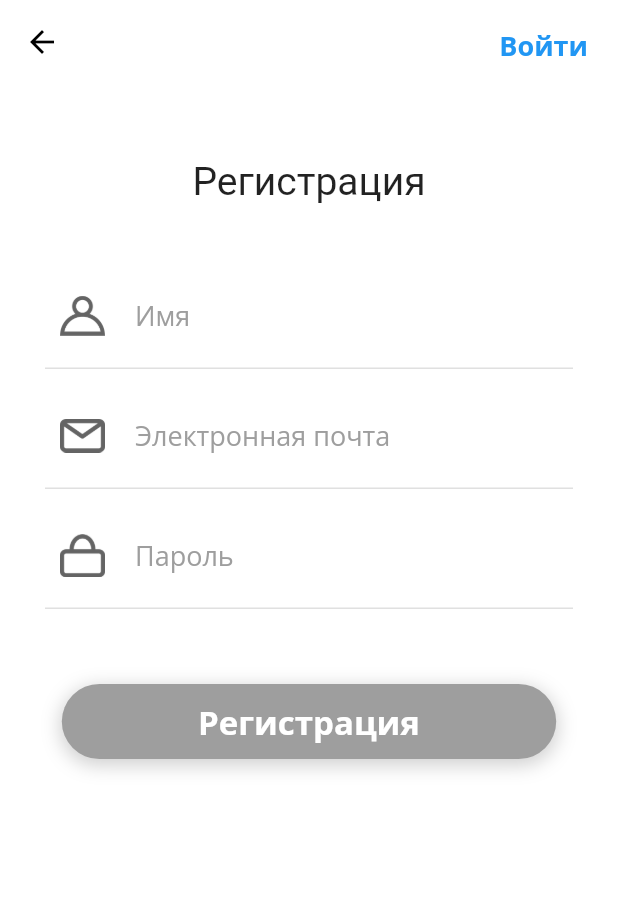
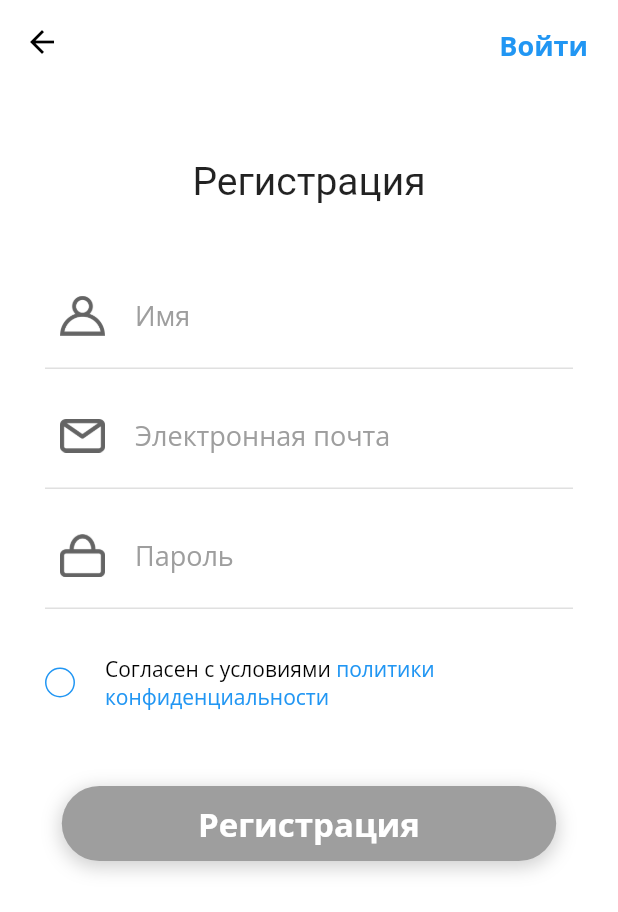
Before and after one commit to BurumbayS/ZeloApp, a Flutter app: the AuthPage screen opened directly, on a phone screen of 412 x 824 dp. Shown: the top 912 px of the screen. Run offline on Flutter 3.47's test engine with Material 2 defaults, Android fonts, the phone set to English and light mode, and no system bars; our stand-ins replace dio, dotted_line, flutter_spinkit, google_fonts, localstorage, location and 1 more; missing offline and left inert: stretchy_header, yandex_mapkit; accounts and stored records are empty; generated files the repository leaves out were written again; network calls fail; Roboto replaces fonts that are missing (Capriola).

```diff
--- a/lib/pages/auth/auth-page.dart
+++ b/lib/pages/auth/auth-page.dart
@@ -4,9 +4,11 @@ import 'package:ZeloApp/services/Network.dart';
 import 'package:ZeloApp/services/Storage.dart';
 import 'package:ZeloApp/utils/alertDialog.dart';
 import 'package:flutter/cupertino.dart';
+import 'package:flutter/gestures.dart';
 import 'package:flutter/material.dart';
 import 'package:google_fonts/google_fonts.dart';
 import 'package:http/http.dart' as http;
+import 'package:url_launcher/url_launcher.dart';
 
 class AuthPage extends StatefulWidget {
 
@@ -24,10 +26,11 @@ class AuthPageState extends State<AuthPage> {
   final _passwordTextFieldController = TextEditingController();
 
   bool _hasAccount = false;
+  bool _agreeForTerms = false;
 
   bool _fieldsFilledCorrectly() {
 
-    if (!_hasAccount && _nameTextFieldController.text != "" && _mailTextFieldController.text != "" && _passwordTextFieldController.text != "") {
+    if (_agreeForTerms && !_hasAccount && _nameTextFieldController.text != "" && _mailTextFieldController.text != "" && _passwordTextFieldController.text != "") {
       return true;
     }
 
@@ -95,6 +98,15 @@ class AuthPageState extends State<AuthPage> {
               "Ошибки создания аккаунта!",
               true,
               context, () {}));
+    }
+  }
+
+  void _openPrivacyPolicy() async{
+    const url = 'https://zelodostavka.me/api/privacy_policy/';
+    if (await canLaunch(url)) {
+      await launch(url);
+    } else {
+      throw 'Could not launch $url';
     }
   }
 
@@ -282,6 +294,70 @@ class AuthPageState extends State<AuthPage> {
             )
         ),
 
+        InkWell(
+          onTap: () {
+            setState(() {
+              _agreeForTerms = !_agreeForTerms;
+            });
+          },
+          child: Padding(
+            padding: EdgeInsets.only(top: 30, left: 30, right: 30),
+            child: Row(
+              mainAxisAlignment: MainAxisAlignment.center,
+              children: <Widget>[
+                (_agreeForTerms) ?
+                Container(
+                  width: 20,
+                  height: 20,
+                  decoration: BoxDecoration(
+                      image: DecorationImage(
+                        image: AssetImage('assets/images/check.png'),
+                        fit: BoxFit.cover
+                      ),
+                  ),
+                ) : Container(
+                  width: 20,
+                  height: 20,
+                  decoration: BoxDecoration(
+                      borderRadius: BorderRadius.all(Radius.circular(10.0)),
+                      border: Border.all(color: Colors.blue)
+                  ),
+                ),
+
+                Expanded(
+                  child: Padding(
+                    padding: EdgeInsets.only(left: 20),
+                    child: RichText (
+                      text: TextSpan(
+                        children: <TextSpan> [
+                          TextSpan(
+                            text: 'Согласен с условиями ',
+                            style: GoogleFonts.openSans(
+                              fontSize: 14,
+                              color: Colors.black
+                            )
+                          ),
+                          TextSpan (
+                            text: 'политики конфиденциальности',
+                            style: GoogleFonts.openSans(
+                              color: Colors.blue,
+                              fontSize: 14
+                            ),
+                            recognizer: TapGestureRecognizer()
+                                ..onTap = () {
+                                  _openPrivacyPolicy();
+                                }
+                          )
+                        ]
+                      ),
+                    )
+                  )
+                )
+
+              ],
+            ),
+          )
+        ),
         //button field
         Container(
           height: 50,
--- a/pubspec.yaml
+++ b/pubspec.yaml
@@ -41,7 +41,7 @@ dependencies:
   web_socket_channel: ^1.1.0
   localstorage: ^3.0.1+4
   flutter_spinkit: ^4.1.2
-
+  url_launcher: ^5.4.0
 
 dev_dependencies:
   flutter_test:
```
Also changed, not shown: lib/pages/profie/profile-page.dart (+16 -2 lines), assets/images/check.png (added), pubspec.lock, 1 other file.
